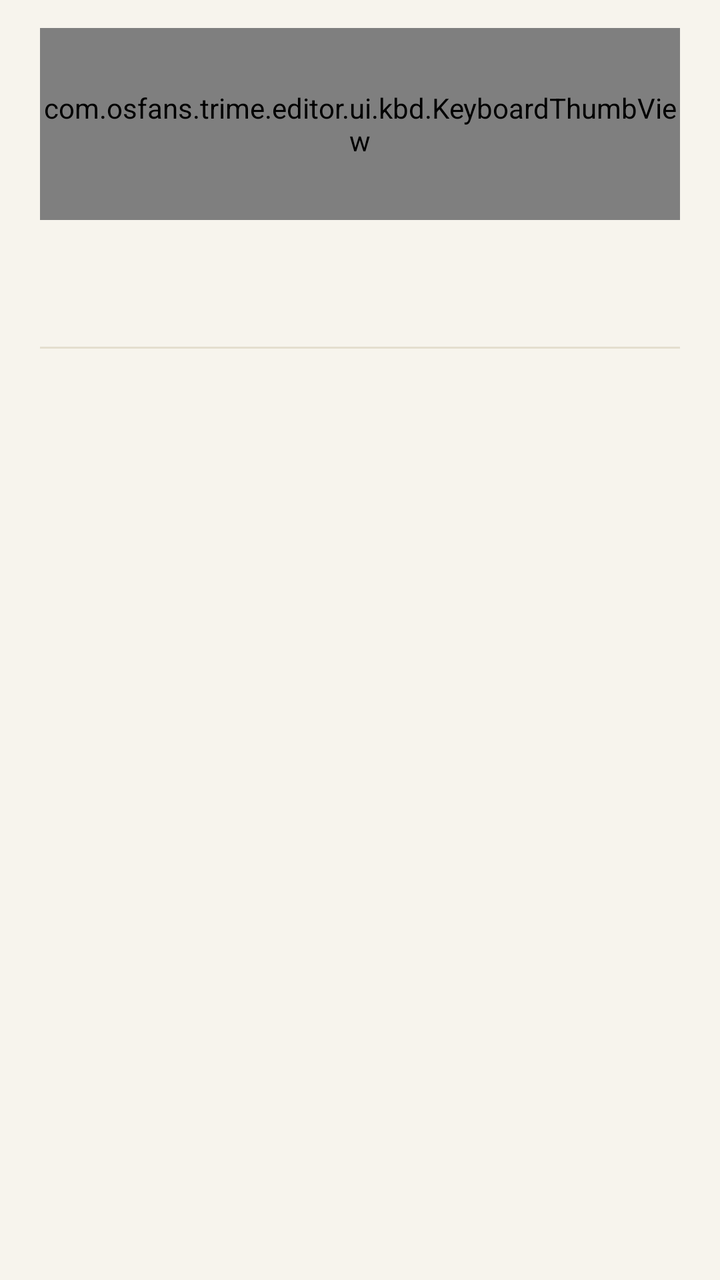
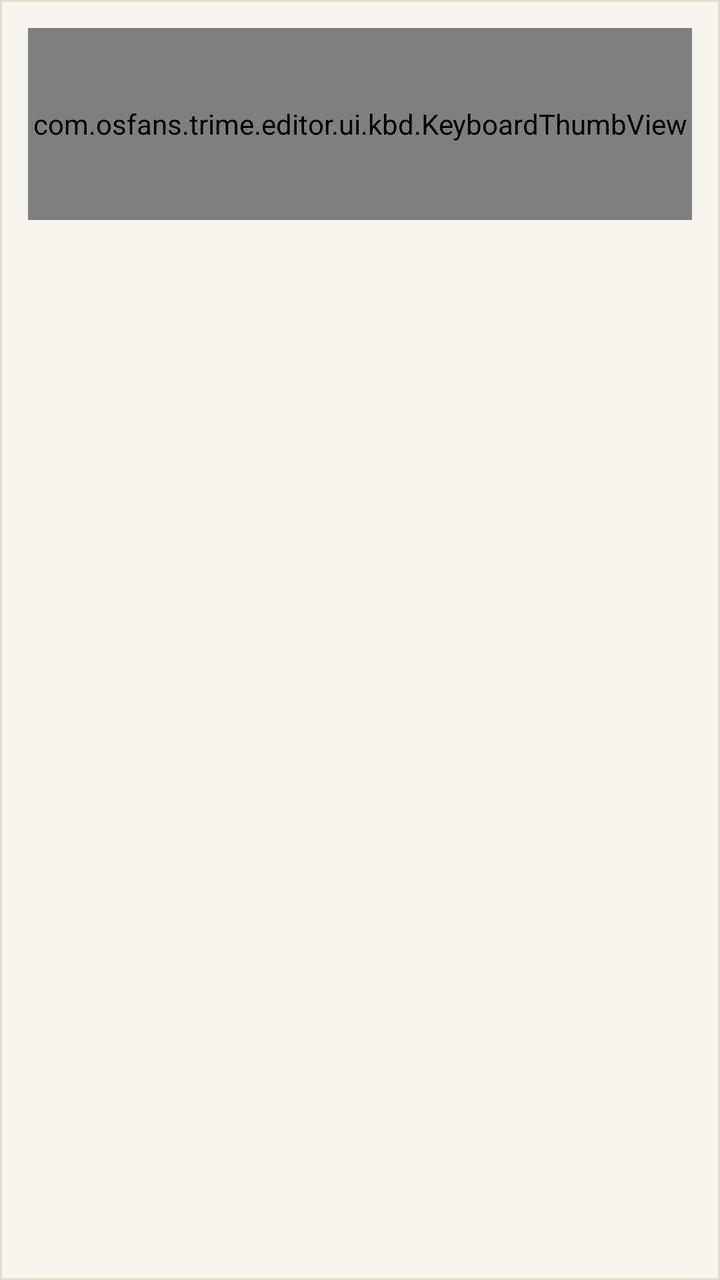

Two renders of the same Android screen: before a commit and after it. Below are the layout's source before the change and the commit's diff.
<!-- AndroidManifest.xml: application theme Theme.TrimeEditor -->
<!-- res/layout/item_keyboard.xml -->
<?xml version="1.0" encoding="utf-8"?>
<LinearLayout xmlns:android="http://schemas.android.com/apk/res/android"
    android:layout_width="match_parent"
    android:layout_height="wrap_content"
    android:background="?attr/selectableItemBackground"
    android:clickable="true"
    android:focusable="true"
    android:orientation="vertical">

    <LinearLayout
        android:layout_width="match_parent"
        android:layout_height="wrap_content"
        android:orientation="vertical"
        android:paddingStart="@dimen/ui_gutter"
        android:paddingTop="14dp"
        android:paddingEnd="@dimen/ui_gutter"
        android:paddingBottom="14dp">

    <com.osfans.trime.editor.ui.kbd.KeyboardThumbView
        android:id="@+id/thumb"
        android:layout_width="match_parent"
        android:layout_height="96dp" />

    <TextView
        android:id="@+id/name"
        android:layout_width="match_parent"
        android:layout_height="wrap_content"
        android:layout_marginTop="10dp"
        android:ellipsize="end"
        android:fontFamily="serif"
        android:singleLine="true"
        android:textColor="?attr/ui_ink"
        android:textSize="18sp" />

    <TextView
        android:id="@+id/meta"
        android:layout_width="match_parent"
        android:layout_height="wrap_content"
        android:layout_marginTop="2dp"
        android:fontFamily="monospace"
        android:singleLine="true"
        android:textColor="?attr/ui_muted"
        android:textSize="10sp" />

    <TextView
        android:id="@+id/badge"
        android:layout_width="match_parent"
        android:layout_height="wrap_content"
        android:layout_marginTop="6dp"
        android:lineSpacingMultiplier="1.2"
        android:textColor="?attr/ui_accent"
        android:textSize="12sp"
        android:visibility="gone" />
    </LinearLayout>

    <View
        android:layout_width="match_parent"
        android:layout_height="1dp"
        android:layout_marginStart="@dimen/ui_gutter"
        android:layout_marginEnd="@dimen/ui_gutter"
        android:background="?attr/ui_rule" />

</LinearLayout>
<!-- resources referenced by this layout -->
<resources>
  <dimen name="ui_gutter">20dp</dimen>
  <style name="Theme.TrimeEditor" parent="Theme.AppCompat.DayNight.NoActionBar">
          <item name="colorPrimary">@color/brand_primary</item>
          <item name="colorPrimaryDark">@color/brand_primary_dark</item>
          <item name="colorAccent">@color/brand_accent</item>
          <item name="android:windowBackground">@color/proof_paper</item>
          
          <item name="preferenceTheme">@style/PreferenceThemeOverlay</item>
  
          
          <item name="ui_paper">@color/proof_paper</item>
          <item name="ui_sheet">@color/proof_sheet</item>
          <item name="ui_card">@color/proof_paper</item>
          <item name="ui_card_high">@color/proof_sheet</item>
          <item name="ui_ink">@color/proof_ink</item>
          <item name="ui_ink_2">@color/proof_ink_2</item>
          <item name="ui_muted">@color/proof_muted</item>
          <item name="ui_rule">@color/proof_rule</item>
          <item name="ui_rule_strong">@color/proof_rule_strong</item>
          <item name="ui_outline">@color/proof_rule_strong</item>
          <item name="ui_divider">@color/divider</item>
          <item name="ui_rule_in_card">@color/proof_rule</item>
          <item name="ui_accent">@color/proof_accent</item>
          <item name="ui_primary">@color/brand_primary</item>
          <item name="ui_primary_dark">@color/brand_primary_dark</item>
          <item name="ui_primary_container">@color/proof_primary_container</item>
          <item name="ui_on_primary_container">@color/proof_on_primary_container</item>
          <item name="ui_on_primary">#FFFFFFFF</item>
          <item name="ui_mark">@color/proof_mark</item>
          <item name="ui_swatch_stroke">@color/proof_swatch_stroke</item>
          <item name="ui_knob">@color/proof_knob</item>
          <item name="ui_pill_stroke">@color/proof_pill_stroke</item>
          <item name="ui_scrim">#66000000</item>
          <item name="ui_warn">@color/warn</item>
          <item name="ui_note_fill">@color/note_fill</item>
          <item name="ui_stale_fill">@color/stale_fill</item>
          <item name="ui_stale_text">@color/stale_text</item>
          <item name="ui_chip_text">@color/chip_text</item>
          <item name="ui_chip_text_selected">@color/chip_text_selected</item>
  
          <item name="ui_radius_card">0dp</item>
          <item name="ui_radius_field">2dp</item>
          <item name="ui_radius_button">2dp</item>
          <item name="ui_radius_key">2dp</item>
          <item name="ui_radius_sheet">0dp</item>
          <item name="ui_radius_half">2dp</item>
          <item name="ui_radius_swatch">@dimen/ui_swatch_radius</item>
  
          <item name="ui_text_title">23sp</item>
          <item name="ui_text_section">17sp</item>
          <item name="ui_text_name">13sp</item>
          <item name="ui_text_meta">10sp</item>
          <item name="ui_text_value">12sp</item>
          <item name="ui_text_button">13sp</item>
          <item name="ui_font_title">serif</item>
          <item name="ui_font_body">sans-serif</item>
          <item name="ui_font_meta">monospace</item>
  
          <item name="ui_gap_card">0dp</item>
          <item name="ui_card_pad">0dp</item>
      </style>
  <color name="warn">#B3261E</color>
  <!-- unchanged entries left out for length: 24 -->
</resources>

<!-- the commit's change to res/layout/item_keyboard.xml (unified diff, before → after) -->
@@ -2,7 +2,11 @@
 <LinearLayout xmlns:android="http://schemas.android.com/apk/res/android"
     android:layout_width="match_parent"
     android:layout_height="wrap_content"
-    android:background="?attr/selectableItemBackground"
+    android:layout_marginStart="16dp"
+    android:layout_marginTop="6dp"
+    android:layout_marginEnd="16dp"
+    android:layout_marginBottom="6dp"
+    android:background="@drawable/bg_card_ripple"
     android:clickable="true"
     android:focusable="true"
     android:orientation="vertical">
@@ -11,53 +15,45 @@
         android:layout_width="match_parent"
         android:layout_height="wrap_content"
         android:orientation="vertical"
-        android:paddingStart="@dimen/ui_gutter"
+        android:paddingStart="14dp"
         android:paddingTop="14dp"
-        android:paddingEnd="@dimen/ui_gutter"
+        android:paddingEnd="14dp"
         android:paddingBottom="14dp">
 
-    <com.osfans.trime.editor.ui.kbd.KeyboardThumbView
-        android:id="@+id/thumb"
-        android:layout_width="match_parent"
-        android:layout_height="96dp" />
+        <com.osfans.trime.editor.ui.kbd.KeyboardThumbView
+            android:id="@+id/thumb"
+            android:layout_width="match_parent"
+            android:layout_height="96dp" />
 
-    <TextView
-        android:id="@+id/name"
-        android:layout_width="match_parent"
-        android:layout_height="wrap_content"
-        android:layout_marginTop="10dp"
-        android:ellipsize="end"
-        android:fontFamily="serif"
-        android:singleLine="true"
-        android:textColor="?attr/ui_ink"
-        android:textSize="18sp" />
+        <TextView
+            android:id="@+id/name"
+            android:layout_width="match_parent"
+            android:layout_height="wrap_content"
+            android:layout_marginTop="10dp"
+            android:ellipsize="end"
+            android:fontFamily="sans-serif-medium"
+            android:singleLine="true"
+            android:textColor="?attr/ui_ink"
+            android:textSize="15sp" />
 
-    <TextView
-        android:id="@+id/meta"
-        android:layout_width="match_parent"
-        android:layout_height="wrap_content"
-        android:layout_marginTop="2dp"
-        android:fontFamily="monospace"
-        android:singleLine="true"
-        android:textColor="?attr/ui_muted"
-        android:textSize="10sp" />
+        <TextView
+            android:id="@+id/meta"
+            android:layout_width="match_parent"
+            android:layout_height="wrap_content"
+            android:layout_marginTop="3dp"
+            android:fontFamily="monospace"
+            android:singleLine="true"
+            android:textColor="?attr/ui_muted"
+            android:textSize="10sp" />
 
-    <TextView
-        android:id="@+id/badge"
-        android:layout_width="match_parent"
-        android:layout_height="wrap_content"
-        android:layout_marginTop="6dp"
-        android:lineSpacingMultiplier="1.2"
-        android:textColor="?attr/ui_accent"
-        android:textSize="12sp"
-        android:visibility="gone" />
+        <TextView
+            android:id="@+id/badge"
+            android:layout_width="match_parent"
+            android:layout_height="wrap_content"
+            android:layout_marginTop="6dp"
+            android:lineSpacingMultiplier="1.2"
+            android:textColor="?attr/ui_accent"
+            android:textSize="10sp"
+            android:visibility="gone" />
     </LinearLayout>
-
-    <View
-        android:layout_width="match_parent"
-        android:layout_height="1dp"
-        android:layout_marginStart="@dimen/ui_gutter"
-        android:layout_marginEnd="@dimen/ui_gutter"
-        android:background="?attr/ui_rule" />
-
 </LinearLayout>
<!-- resource entries referenced after the edit -->
@@ -1,10 +1,31 @@
 <!-- resources referenced by this layout -->
 <resources>
-  <dimen name="ui_gutter">20dp</dimen>
+  <!-- drawable bg_card_ripple (drawable) -->
+  <?xml version="1.0" encoding="utf-8"?>
+  <ripple xmlns:android="http://schemas.android.com/apk/res/android"
+      android:color="#1F000000">
+      <item>
+          <shape android:shape="rectangle">
+              <solid android:color="?attr/ui_card" />
+              <corners android:radius="?attr/ui_radius_card" />
+              <stroke
+                  android:width="@dimen/ui_swatch_stroke_w"
+                  android:color="?attr/ui_rule" />
+          </shape>
+      </item>
+      <item android:id="@android:id/mask">
+          <shape android:shape="rectangle">
+              <solid android:color="#FFFFFFFF" />
+              <corners android:radius="?attr/ui_radius_card" />
+          </shape>
+      </item>
+  </ripple>
   <style name="Theme.TrimeEditor" parent="Theme.AppCompat.DayNight.NoActionBar">
           <item name="colorPrimary">@color/brand_primary</item>
           <item name="colorPrimaryDark">@color/brand_primary_dark</item>
           <item name="colorAccent">@color/brand_accent</item>
+          
+          <item name="colorControlNormal">@color/proof_ink_2</item>
           <item name="android:windowBackground">@color/proof_paper</item>
           
           <item name="preferenceTheme">@style/PreferenceThemeOverlay</item>
@@ -61,6 +82,7 @@
           <item name="ui_gap_card">0dp</item>
           <item name="ui_card_pad">0dp</item>
       </style>
+  <dimen name="ui_swatch_stroke_w">1dp</dimen>
   <color name="warn">#B3261E</color>
   <!-- unchanged entries left out for length: 24 -->
 </resources>
